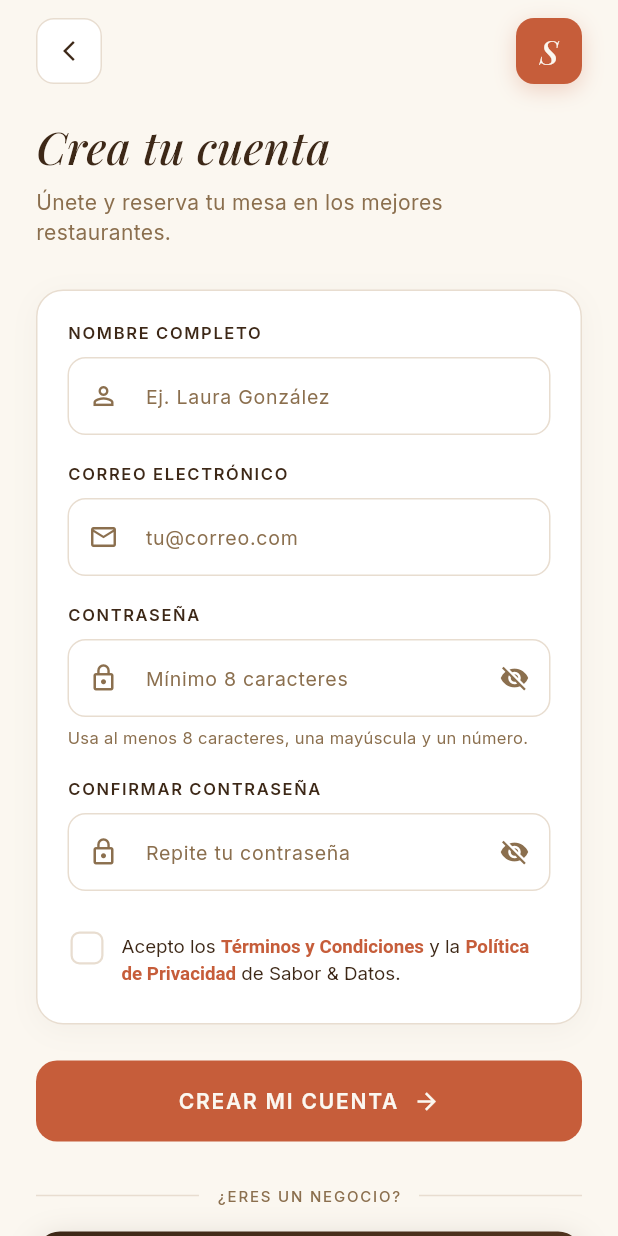
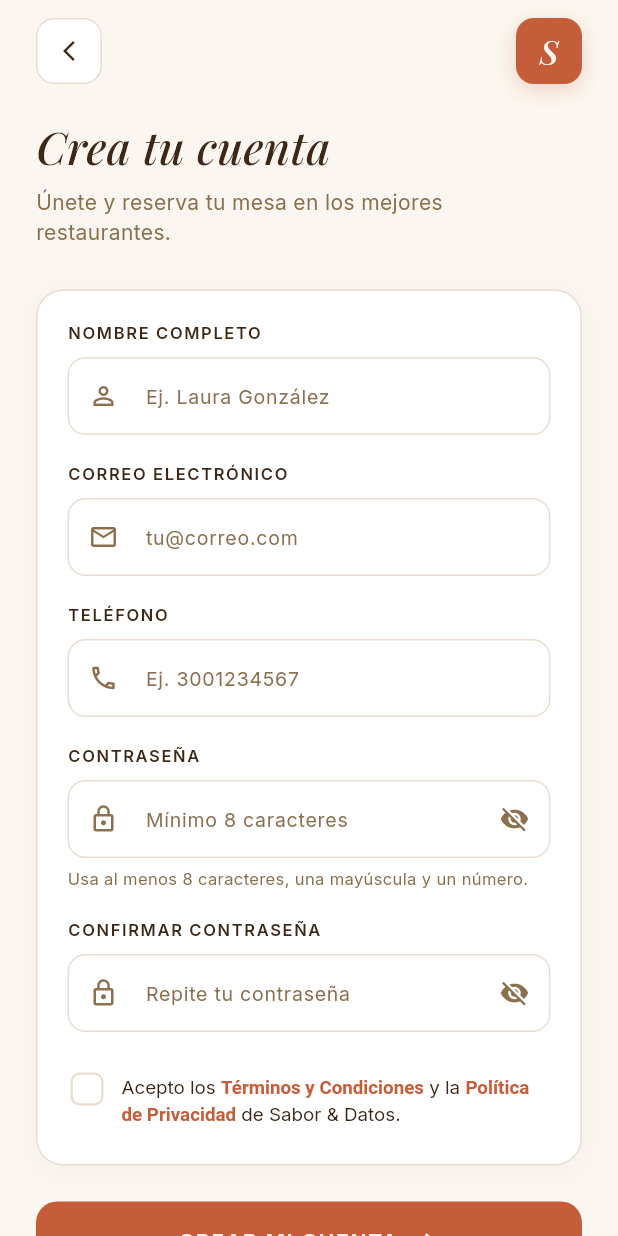
Before and after one commit to lauu2801r-dotcom/Waitless_Frontend, a Flutter app: the RegistroScreen screen opened directly, on a phone screen of 412 x 824 dp. Run offline on Flutter 3.47's test engine with Material 3 defaults, Android fonts, the light colour scheme and no system bars; our stand-ins replace fl_chart, google_fonts, shared_preferences; accounts and stored records are empty.

Commit message:
feat: registro con teléfono conectado al backend

```diff
--- a/lib/screens/registro_screen.dart
+++ b/lib/screens/registro_screen.dart
@@ -18,6 +18,7 @@ class _RegistroScreenState extends State<RegistroScreen> {
   final _formKey = GlobalKey<FormState>();
   final _nombreCtrl = TextEditingController();
   final _correoCtrl = TextEditingController();
+  final _telefonoCtrl = TextEditingController();
   final _pwdCtrl = TextEditingController();
   final _confirmPwdCtrl = TextEditingController();
 
@@ -42,6 +43,7 @@ class _RegistroScreenState extends State<RegistroScreen> {
   void dispose() {
     _nombreCtrl.dispose();
     _correoCtrl.dispose();
+    _telefonoCtrl.dispose();
     _pwdCtrl.dispose();
     _confirmPwdCtrl.dispose();
     super.dispose();
@@ -59,10 +61,11 @@ class _RegistroScreenState extends State<RegistroScreen> {
     setState(() => _cargando = true);
     final auth = AuthScope.of(context);
     final resultado = await auth.registrarCliente(
-      nombreCompleto: _nombreCtrl.text,
-      correo: _correoCtrl.text,
-      password: _pwdCtrl.text,
-    );
+        nombreCompleto: _nombreCtrl.text,
+        correo: _correoCtrl.text,
+        password: _pwdCtrl.text,
+        telefono: _telefonoCtrl.text.isEmpty ? null : _telefonoCtrl.text,
+      );
     if (!mounted) return;
     setState(() => _cargando = false);
 
@@ -72,7 +75,7 @@ class _RegistroScreenState extends State<RegistroScreen> {
           MaterialPageRoute(
             builder: (_) => VerificacionScreen(
               correo: _correoCtrl.text.trim().toLowerCase(),
-              codigoSimulado: datos,
+              codigoSimulado: null,
             ),
           ),
         );
@@ -179,6 +182,27 @@ class _RegistroScreenState extends State<RegistroScreen> {
                               hintText: 'tu@correo.com',
                               prefixIcon: Icon(
                                 Icons.mail_outline,
+                                color: AppColors.cafeMedio,
+                                size: 20,
+                              ),
+                            ),
+                          ),
+                          const SizedBox(height: 18),
+
+                          // Teléfono
+                          const _EtiquetaCampo(
+                            texto: 'Teléfono',
+                            icono: Icons.phone_outlined,
+                          ),
+                          const SizedBox(height: 8),
+                          TextFormField(
+                            controller: _telefonoCtrl,
+                            keyboardType: TextInputType.phone,
+                            textInputAction: TextInputAction.next,
+                            decoration: const InputDecoration(
+                              hintText: 'Ej. 3001234567',
+                              prefixIcon: Icon(
+                                Icons.phone_outlined,
                                 color: AppColors.cafeMedio,
                                 size: 20,
                               ),
--- a/lib/services/api_auth_repository.dart
+++ b/lib/services/api_auth_repository.dart
@@ -5,7 +5,7 @@ import '../models/usuario.dart';
 import 'auth_repository.dart';
 
 class ApiAuthRepository implements AuthRepository {
-  static const String _baseUrl = 'http://127.0.0.1:8000';
+  static const String _baseUrl = 'http://10.0.2.2:8000';
   static const String _kClaveSesion = 'waitless.sesion_actual';
   static const String _kClaveToken = 'waitless.token';
 
@@ -39,6 +39,7 @@ class ApiAuthRepository implements AuthRepository {
     required String nombreCompleto,
     required String correo,
     required String password,
+    required String? telefono,
   }) async {
     try {
       final partes = nombreCompleto.trim().split(' ');
@@ -53,6 +54,7 @@ class ApiAuthRepository implements AuthRepository {
           'apellido': apellido,
           'email': correo,
           'password': password,
+          'telefono': telefono,
         }),
       );
 
--- a/lib/services/auth_controller.dart
+++ b/lib/services/auth_controller.dart
@@ -27,11 +27,13 @@ class AuthController extends ChangeNotifier {
     required String nombreCompleto,
     required String correo,
     required String password,
+    required String? telefono,
   }) {
     return repositorio.registrarCliente(
       nombreCompleto: nombreCompleto,
       correo: correo,
       password: password,
+      telefono: telefono,
     );
   }
 
--- a/lib/services/auth_repository.dart
+++ b/lib/services/auth_repository.dart
@@ -19,6 +19,7 @@ abstract class AuthRepository {
     required String nombreCompleto,
     required String correo,
     required String password,
+    required String? telefono,
   });
 
   Future<AuthResultado<String>> registrarAdministrador({
```
